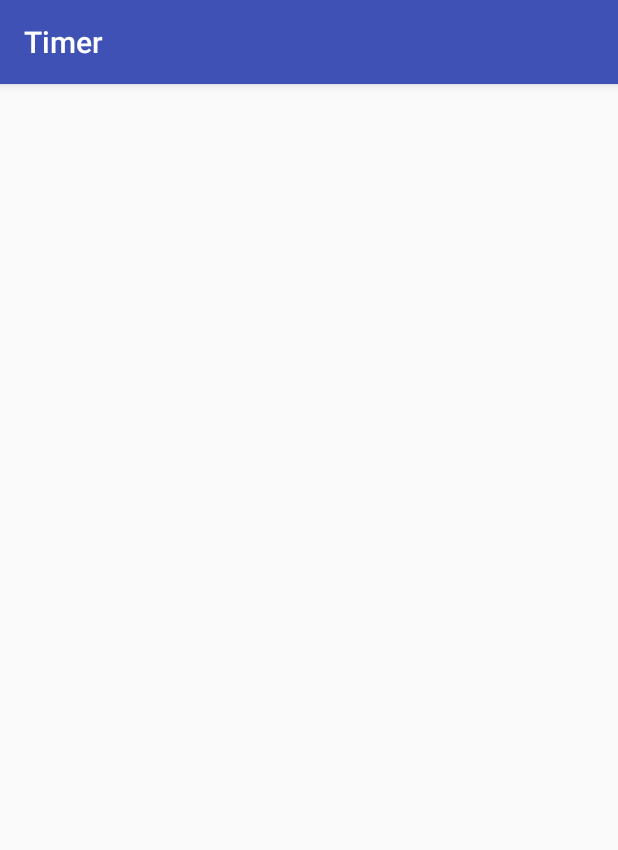
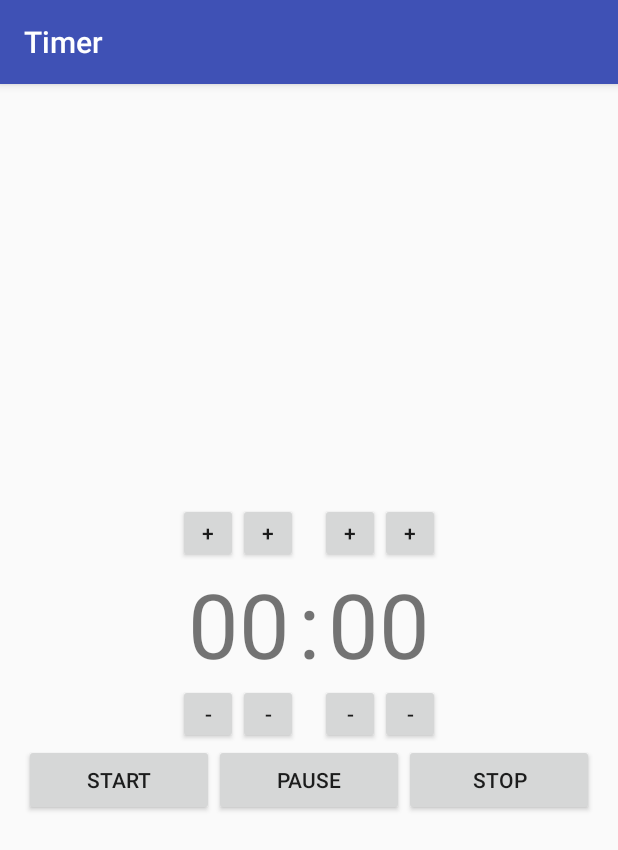
Before and after one commit to KrygTomasz/Timer, an Android app: the screen it shows after launch (MainActivity), on a phone screen of 412 x 824 dp. Shown: the top 850 px of the screen. Run offline under Robolectric (Android 15) with nearby library versions, the phone set to English and light mode, and no system bars; our stand-ins replace ButterKnife.

Commit message:
Dimension settings

```diff
--- a/app/src/main/res/layout/activity_main.xml
+++ b/app/src/main/res/layout/activity_main.xml
@@ -61,14 +61,14 @@
 
         <TextView
             android:text="0"
-            android:textSize="@string/text_size"
+            android:textSize="@dimen/text_size"
             android:layout_width="wrap_content"
             android:layout_height="wrap_content"
             android:id="@+id/textViewMinuteTen" />
 
         <TextView
             android:text="0"
-            android:textSize="@string/text_size"
+            android:textSize="@dimen/text_size"
             android:layout_width="wrap_content"
             android:layout_height="wrap_content"
             android:id="@+id/textViewMinuteOne"
@@ -76,14 +76,14 @@
 
         <TextView
             android:text=":"
-            android:textSize="@string/text_size"
+            android:textSize="@dimen/text_size"
             android:layout_width="wrap_content"
             android:layout_height="wrap_content"
             android:id="@+id/colon" />
 
         <TextView
             android:text="0"
-            android:textSize="@string/text_size"
+            android:textSize="@dimen/text_size"
             android:layout_width="wrap_content"
             android:layout_height="wrap_content"
             android:id="@+id/textViewSecondTen"
@@ -91,7 +91,7 @@
 
         <TextView
             android:text="0"
-            android:textSize="@string/text_size"
+            android:textSize="@dimen/text_size"
             android:layout_width="wrap_content"
             android:layout_height="wrap_content"
             android:id="@+id/textViewSecondOne"/>
@@ -142,7 +142,8 @@
         android:layout_width="match_parent"
         android:layout_height="wrap_content"
         android:orientation="horizontal"
-        android:layout_marginTop="0dp">
+        android:layout_marginTop="0dp"
+        android:layout_alignParentStart="true">
 
         <Button
             android:text="@string/start"
--- a/app/src/main/res/values/dimens.xml
+++ b/app/src/main/res/values/dimens.xml
@@ -2,4 +2,5 @@
     <!-- Default screen margins, per the Android Design guidelines. -->
     <dimen name="activity_horizontal_margin">16dp</dimen>
     <dimen name="activity_vertical_margin">16dp</dimen>
+    <dimen name="text_size">60dp</dimen>
 </resources>
```
Also changed, not shown: 1 other file.
